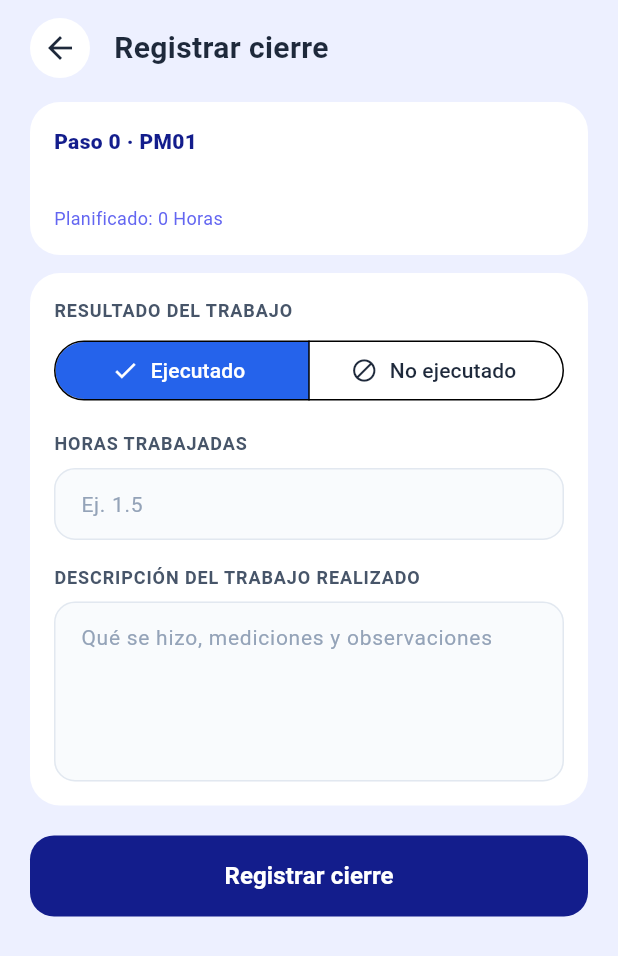
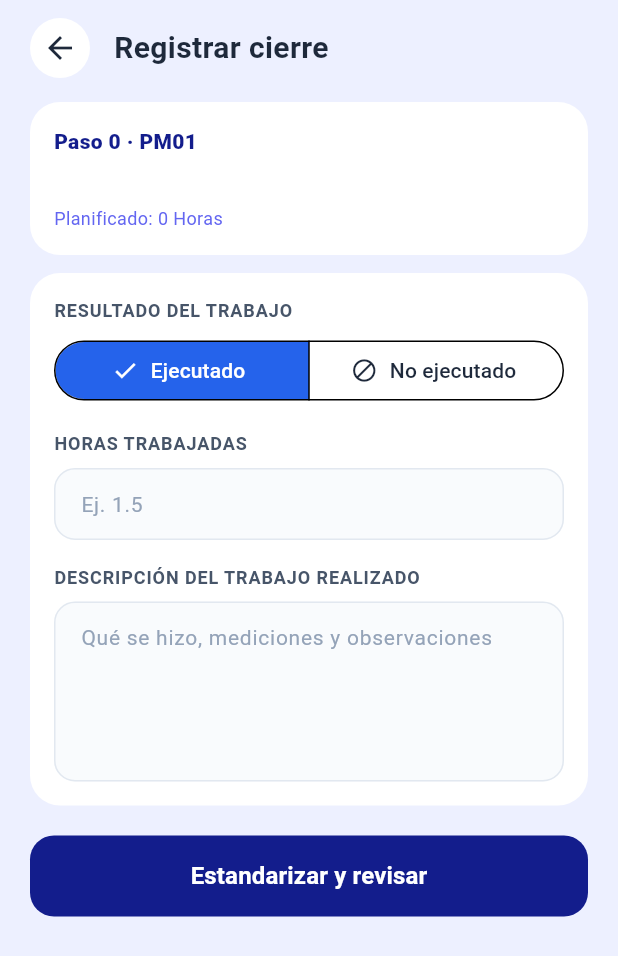
Before and after one commit to salvaPC2023/Proyecto_grado, a Flutter app: the PantallaCierrePaso screen opened directly with empty values, on a phone screen of 412 x 824 dp. Shown: the top 956 px of the screen. Run offline on Flutter 3.47's test engine with Material 3 defaults, Android fonts, the phone set to English and light mode, and no system bars; our stand-ins replace dio, flutter_riverpod.

Commit message:
Mejora de la estandarizacion de descripciones

```diff
--- /dev/null
+++ b/mobile/lib/datos/remoto/repositorio_estandarizacion_remoto.dart
@@ -0,0 +1,17 @@
+import 'package:dio/dio.dart';
+
+import '../../dominio/repositorios/repositorio_estandarizacion.dart';
+import 'traducir_errores.dart';
+
+class RepositorioEstandarizacionRemoto implements RepositorioEstandarizacion {
+  RepositorioEstandarizacionRemoto(this._dio);
+  final Dio _dio;
+
+  @override
+  Future<String> estandarizar(String texto) {
+    return traducirErrores(() async {
+      final respuesta = await _dio.post('/descripciones/estandarizar', data: {'texto': texto});
+      return respuesta.data['texto_estandarizado'] as String;
+    });
+  }
+}
--- /dev/null
+++ b/mobile/lib/dominio/repositorios/repositorio_estandarizacion.dart
@@ -0,0 +1,3 @@
+abstract interface class RepositorioEstandarizacion {
+  Future<String> estandarizar(String texto);
+}
--- a/mobile/lib/nucleo/di.dart
+++ b/mobile/lib/nucleo/di.dart
@@ -5,11 +5,13 @@ import '../datos/remoto/repositorio_ordenes_trabajo_remoto.dart';
 import '../datos/remoto/repositorio_perfil_remoto.dart';
 import '../datos/remoto/repositorio_supervisores_remoto.dart';
 import '../datos/remoto/repositorio_tecnicos_remoto.dart';
+import '../datos/remoto/repositorio_estandarizacion_remoto.dart';
 import '../dominio/repositorios/repositorio_autenticacion.dart';
 import '../dominio/repositorios/repositorio_ordenes_trabajo.dart';
 import '../dominio/repositorios/repositorio_perfil.dart';
 import '../dominio/repositorios/repositorio_supervisores.dart';
 import '../dominio/repositorios/repositorio_tecnicos.dart';
+import '../dominio/repositorios/repositorio_estandarizacion.dart';
 import 'api_client.dart';
 
 
@@ -32,3 +34,7 @@ final repositorioOrdenesTrabajoProvider = Provider<RepositorioOrdenesTrabajo>(
 final repositorioSupervisoresProvider = Provider<RepositorioSupervisores>(
   (ref) => RepositorioSupervisoresRemoto(ref.watch(dioProvider)),
 );
+
+final repositorioEstandarizacionProvider = Provider<RepositorioEstandarizacion>(
+  (ref) => RepositorioEstandarizacionRemoto(ref.watch(dioProvider)),
+);
--- a/mobile/lib/presentacion/pantallas/ordenes_trabajo/pantalla_cierre_paso.dart
+++ b/mobile/lib/presentacion/pantallas/ordenes_trabajo/pantalla_cierre_paso.dart
@@ -4,6 +4,7 @@ import 'package:flutter_riverpod/flutter_riverpod.dart';
 import '../../../dominio/modelos/orden_trabajo.dart';
 import '../../../nucleo/errores.dart';
 import '../../../nucleo/tema.dart';
+import '../../viewmodels/estandarizacion_vm.dart';
 import '../../viewmodels/ordenes_trabajo_vm.dart';
 import 'componentes_ot.dart';
 import 'formato_ot.dart';
@@ -21,12 +22,17 @@ class PantallaCierrePaso extends ConsumerStatefulWidget {
 class _PantallaCierrePasoState extends ConsumerState<PantallaCierrePaso> {
   final _controladorHoras = TextEditingController();
   final _controladorDescripcion = TextEditingController();
+  final _controladorRevision = TextEditingController();
   bool _ejecutado = true;
+  bool _revisando = false;
+  bool _estandarizado = false;
+  String? _errorEstandarizacion;
 
   @override
   void dispose() {
     _controladorHoras.dispose();
     _controladorDescripcion.dispose();
+    _controladorRevision.dispose();
     super.dispose();
   }
 
@@ -34,14 +40,54 @@ class _PantallaCierrePasoState extends ConsumerState<PantallaCierrePaso> {
     ScaffoldMessenger.of(context).showSnackBar(SnackBar(content: Text(mensaje)));
   }
 
-  Future<void> _registrar() async {
-    final descripcion = _controladorDescripcion.text.trim();
+  double? _horasValidas() {
     // si no se ejecutó, el tiempo es 0
     final horas = _ejecutado ? double.tryParse(_controladorHoras.text.trim().replaceAll(',', '.')) : 0.0;
     if (horas == null || (_ejecutado && horas <= 0)) {
-      return _avisar('Ingresa las horas trabajadas (mayores a 0)');
+      _avisar('Ingresa las horas trabajadas (mayores a 0)');
+      return null;
     }
+    return horas;
+  }
+
+  Future<void> _estandarizar() async {
+    final descripcion = _controladorDescripcion.text.trim();
+    if (_horasValidas() == null) return;
     if (descripcion.isEmpty) return _avisar('Describe el trabajo realizado');
+
+    setState(() => _errorEstandarizacion = null);
+    final resultado = await ref.read(estandarizacionViewModelProvider.notifier).estandarizar(descripcion);
+    if (!mounted) return;
+    if (resultado != null) {
+      setState(() {
+        _controladorRevision.text = resultado;
+        _estandarizado = true;
+        _revisando = true;
+      });
+    } else {
+      setState(() => _errorEstandarizacion = mensajeDeError(ref.read(estandarizacionViewModelProvider).error!));
+    }
+  }
+
+  void _continuarConOriginal() {
+    setState(() {
+      _controladorRevision.text = _controladorDescripcion.text.trim();
+      _estandarizado = false;
+      _errorEstandarizacion = null;
+      _revisando = true;
+    });
+  }
+
+  void _volverARedactar() {
+    ref.read(estandarizacionViewModelProvider.notifier).reiniciar();
+    setState(() => _revisando = false);
+  }
+
+  Future<void> _registrar() async {
+    final descripcion = _controladorRevision.text.trim();
+    final horas = _horasValidas();
+    if (horas == null) return;
+    if (descripcion.isEmpty) return _avisar('La descripción no puede quedar vacía');
 
     final exito = await ref.read(cierrePasoViewModelProvider.notifier).registrar(
           otId: widget.otId,
@@ -61,6 +107,7 @@ class _PantallaCierrePasoState extends ConsumerState<PantallaCierrePaso> {
   @override
   Widget build(BuildContext context) {
     final guardando = ref.watch(cierrePasoViewModelProvider).isLoading;
+    final estandarizando = ref.watch(estandarizacionViewModelProvider).isLoading;
     final paso = widget.paso;
 
     return Scaffold(
@@ -126,6 +173,7 @@ class _PantallaCierrePasoState extends ConsumerState<PantallaCierrePaso> {
                         const _Etiqueta('Descripción del trabajo realizado'),
                         TextField(
                           controller: _controladorDescripcion,
+                          enabled: !_revisando && !estandarizando,
                           minLines: 4,
                           maxLines: 6,
                           decoration: _decoracion('Qué se hizo, mediciones y observaciones'),
@@ -133,24 +181,65 @@ class _PantallaCierrePasoState extends ConsumerState<PantallaCierrePaso> {
                       ],
                     ),
                   ),
+                  if (_errorEstandarizacion != null && !_revisando)
+                    _Tarjeta(
+                      child: Column(
+                        crossAxisAlignment: CrossAxisAlignment.stretch,
+                        children: [
+                          Text(
+                            _errorEstandarizacion!,
+                            style: TextStyle(color: Theme.of(context).colorScheme.error, fontWeight: FontWeight.w600),
+                          ),
+                          const SizedBox(height: 12),
+                          OutlinedButton(onPressed: estandarizando ? null : _estandarizar, child: const Text('Reintentar')),
+                          const SizedBox(height: 8),
+                          TextButton(onPressed: estandarizando ? null : _continuarConOriginal, child: const Text('Continuar con el texto original')),
+                        ],
+                      ),
+                    ),
+                  if (_revisando)
+                    _Tarjeta(
+                      child: Column(
+                        crossAxisAlignment: CrossAxisAlignment.stretch,
+                        children: [
+                          _Etiqueta(_estandarizado ? 'Descripción estandarizada (puedes editarla)' : 'Descripción sin estandarizar'),
+                          TextField(
+                            controller: _controladorRevision,
+                            enabled: !guardando,
+                            minLines: 8,
+                            maxLines: 16,
+                            decoration: _decoracion(''),
+                          ),
+                          const SizedBox(height: 8),
+                          Align(
+                            alignment: Alignment.centerLeft,
+                            child: TextButton.icon(
+                              onPressed: guardando ? null : _volverARedactar,
+                              icon: const Icon(Icons.edit_note),
+                              label: const Text('Volver a redactar'),
+                            ),
+                          ),
+                        ],
+                      ),
+                    ),
                   const SizedBox(height: 8),
                   SizedBox(
                     height: 54,
                     child: FilledButton(
-                      onPressed: guardando ? null : _registrar,
+                      onPressed: (guardando || estandarizando) ? null : (_revisando ? _registrar : _estandarizar),
                       style: FilledButton.styleFrom(
                         backgroundColor: ColoresApp.principal,
                         shape: RoundedRectangleBorder(borderRadius: BorderRadius.circular(16)),
                       ),
-                      child: guardando
+                      child: (guardando || estandarizando)
                           ? const SizedBox(
                               width: 22,
                               height: 22,
                               child: CircularProgressIndicator(strokeWidth: 2.5, color: Colors.white),
                             )
-                          : const Text(
-                              'Registrar cierre',
-                              style: TextStyle(fontSize: 16, fontWeight: FontWeight.bold),
+                          : Text(
+                              _revisando ? 'Registrar cierre' : 'Estandarizar y revisar',
+                              style: const TextStyle(fontSize: 16, fontWeight: FontWeight.bold),
                             ),
                     ),
                   ),
--- /dev/null
+++ b/mobile/lib/presentacion/viewmodels/estandarizacion_vm.dart
@@ -0,0 +1,19 @@
+import 'package:flutter_riverpod/flutter_riverpod.dart';
+
+import '../../nucleo/di.dart';
+
+class EstandarizacionViewModel extends Notifier<AsyncValue<String?>> {
+  @override
+  AsyncValue<String?> build() => const AsyncValue.data(null);
+
+  Future<String?> estandarizar(String texto) async {
+    state = const AsyncValue.loading();
+    state = await AsyncValue.guard(() => ref.read(repositorioEstandarizacionProvider).estandarizar(texto));
+    return state.value;
+  }
+
+  void reiniciar() => state = const AsyncValue.data(null);
+}
+
+final estandarizacionViewModelProvider =
+    NotifierProvider.autoDispose<EstandarizacionViewModel, AsyncValue<String?>>(EstandarizacionViewModel.new);
```
Also changed, not shown: 3 other files.
